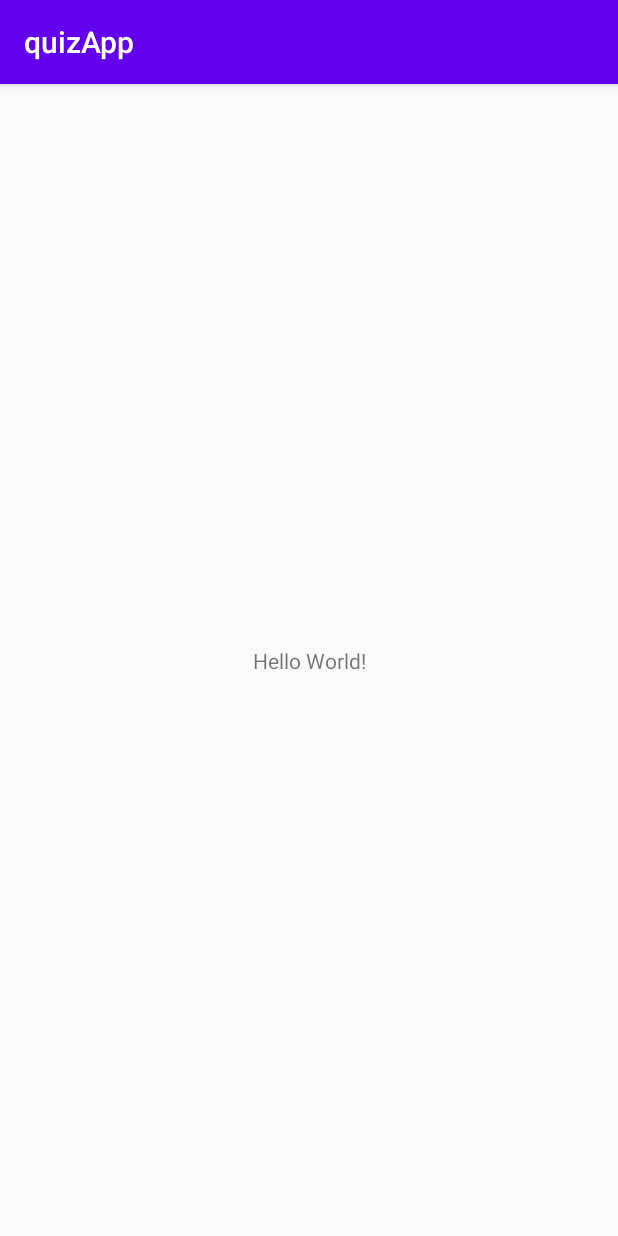
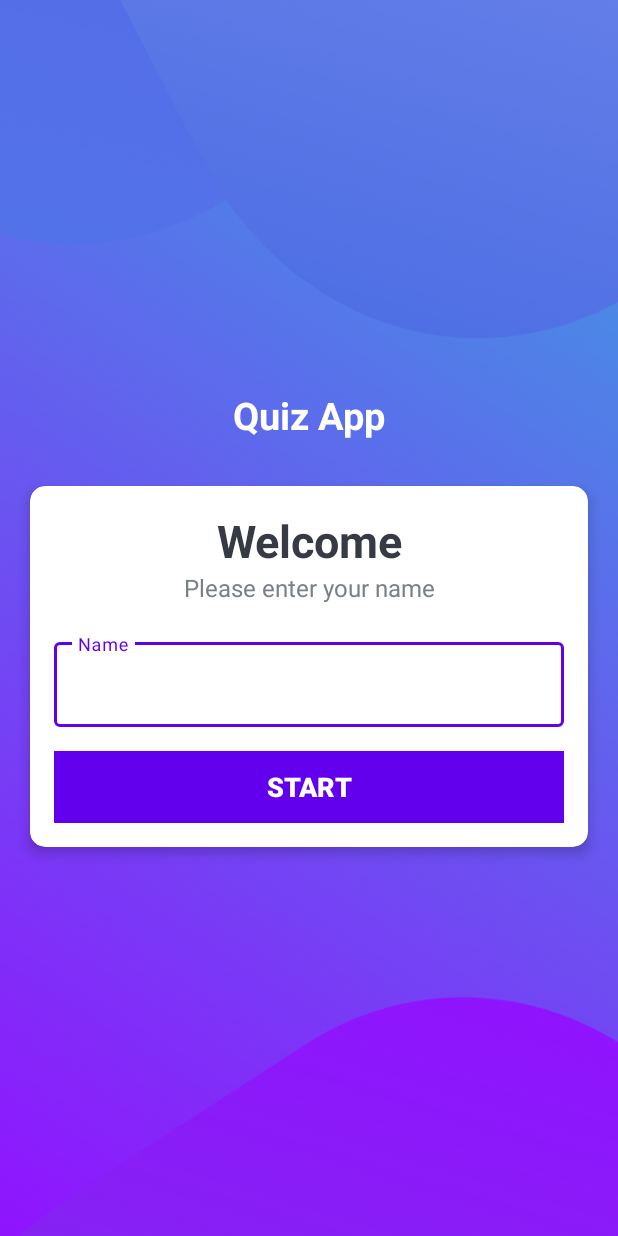
Before and after one commit to arte00/quizGame, an Android app: the screen it shows after launch (MainActivity), on a phone screen of 412 x 824 dp. Run offline under Robolectric (Android 15) with nearby library versions, the phone set to English and light mode, and no system bars.

Commit message:
welcome screen

```diff
--- a/app/build.gradle
+++ b/app/build.gradle
@@ -29,6 +29,7 @@ dependencies {
     implementation 'androidx.core:core-ktx:1.3.2'
     implementation 'androidx.appcompat:appcompat:1.2.0'
     implementation 'androidx.constraintlayout:constraintlayout:2.0.4'
+    implementation 'com.google.android.material:material:1.0.0'
     testImplementation 'junit:junit:4.12'
     androidTestImplementation 'androidx.test.ext:junit:1.1.2'
     androidTestImplementation 'androidx.test.espresso:espresso-core:3.3.0'
--- a/app/src/main/AndroidManifest.xml
+++ b/app/src/main/AndroidManifest.xml
@@ -9,7 +9,11 @@
         android:roundIcon="@mipmap/ic_launcher_round"
         android:supportsRtl="true"
         android:theme="@style/AppTheme">
-        <activity android:name=".MainActivity">
+        <activity android:name=".MainActivity"
+            android:screenOrientation="portrait"
+            android:theme="@style/NoActionBarTheme"
+            android:windowSoftInputMode="adjustResize"
+            >
             <intent-filter>
                 <action android:name="android.intent.action.MAIN" />
 
--- a/app/src/main/java/com/example/quizapp/MainActivity.kt
+++ b/app/src/main/java/com/example/quizapp/MainActivity.kt
@@ -2,10 +2,13 @@ package com.example.quizapp
 
 import androidx.appcompat.app.AppCompatActivity
 import android.os.Bundle
+import android.view.View
 
 class MainActivity : AppCompatActivity() {
     override fun onCreate(savedInstanceState: Bundle?) {
         super.onCreate(savedInstanceState)
         setContentView(R.layout.activity_main)
+
+        window.decorView.systemUiVisibility = View.SYSTEM_UI_FLAG_FULLSCREEN
     }
 }
--- a/app/src/main/res/layout/activity_main.xml
+++ b/app/src/main/res/layout/activity_main.xml
@@ -1,18 +1,84 @@
 <?xml version="1.0" encoding="utf-8"?>
-<androidx.constraintlayout.widget.ConstraintLayout xmlns:android="http://schemas.android.com/apk/res/android"
+<LinearLayout xmlns:android="http://schemas.android.com/apk/res/android"
     xmlns:app="http://schemas.android.com/apk/res-auto"
     xmlns:tools="http://schemas.android.com/tools"
     android:layout_width="match_parent"
     android:layout_height="match_parent"
+    android:gravity="center"
+    android:background="@drawable/ic_bg"
+    android:orientation="vertical"
     tools:context=".MainActivity">
 
     <TextView
-        android:layout_width="wrap_content"
+        android:id="@+id/tv_app_name"
+        android:layout_width="match_parent"
         android:layout_height="wrap_content"
-        android:text="Hello World!"
-        app:layout_constraintBottom_toBottomOf="parent"
-        app:layout_constraintLeft_toLeftOf="parent"
-        app:layout_constraintRight_toRightOf="parent"
-        app:layout_constraintTop_toTopOf="parent" />
+        android:layout_marginBottom="30dp"
+        android:gravity="center"
+        android:text="Quiz App"
+        android:textColor="@android:color/white"
+        android:textSize="25sp"
+        android:textStyle="bold" />
 
-</androidx.constraintlayout.widget.ConstraintLayout>
+    <androidx.cardview.widget.CardView
+        android:layout_width="match_parent"
+        android:layout_height="wrap_content"
+        android:layout_marginStart="20dp"
+        android:layout_marginEnd="20dp"
+        app:cardBackgroundColor="@android:color/white"
+        app:cardCornerRadius="10dp"
+        app:cardElevation="5dp">
+        <LinearLayout
+            android:layout_width="match_parent"
+            android:layout_height="wrap_content"
+            android:orientation="vertical"
+            android:padding="16dp">
+            <TextView
+                android:layout_width="match_parent"
+                android:layout_height="wrap_content"
+                android:gravity="center"
+                android:text="Welcome"
+                android:textColor="#363A45"
+                android:textSize="30sp"
+                android:textStyle="bold"
+                />
+
+            <TextView
+                android:layout_width="match_parent"
+                android:layout_height="wrap_content"
+                android:gravity="center"
+                android:text="Please enter your name"
+                android:textColor="#7A8089"
+                android:textSize="16sp"
+                />
+            <com.google.android.material.textfield.TextInputLayout
+                android:layout_width="match_parent"
+                android:layout_height="wrap_content"
+                android:layout_marginTop="20dp"
+                style="@style/Widget.MaterialComponents.TextInputLayout.OutlinedBox">
+                <androidx.appcompat.widget.AppCompatEditText
+                    android:layout_width="match_parent"
+                    android:layout_height="wrap_content"
+                    android:hint="Name"
+                    android:textColor="#363A43"
+                    android:textColorHint="#7A8089"
+                    >
+                </androidx.appcompat.widget.AppCompatEditText>
+            </com.google.android.material.textfield.TextInputLayout>
+            <Button
+                android:id="@+id/btnStart"
+                android:layout_width="match_parent"
+                android:layout_height="wrap_content"
+                android:layout_marginTop="16dp"
+                android:background="@color/colorPrimary"
+                android:text="Start"
+                android:textColor="@android:color/white"
+                android:textStyle="bold"
+                android:textSize="18sp"
+                >
+
+            </Button>
+        </LinearLayout>
+    </androidx.cardview.widget.CardView>
+
+</LinearLayout>
--- a/app/src/main/res/values/styles.xml
+++ b/app/src/main/res/values/styles.xml
@@ -7,4 +7,11 @@
         <item name="colorAccent">@color/colorAccent</item>
     </style>
 
+    <style name="NoActionBarTheme" parent="Theme.AppCompat.Light.NoActionBar">
+        <!-- Customize your theme here. -->
+        <item name="colorPrimary">@color/colorPrimary</item>
+        <item name="colorPrimaryDark">@color/colorPrimaryDark</item>
+        <item name="colorAccent">@color/colorAccent</item>
+    </style>
+
 </resources>
```
Also changed, not shown: app/src/main/res/drawable/ic_bg.png (added).
